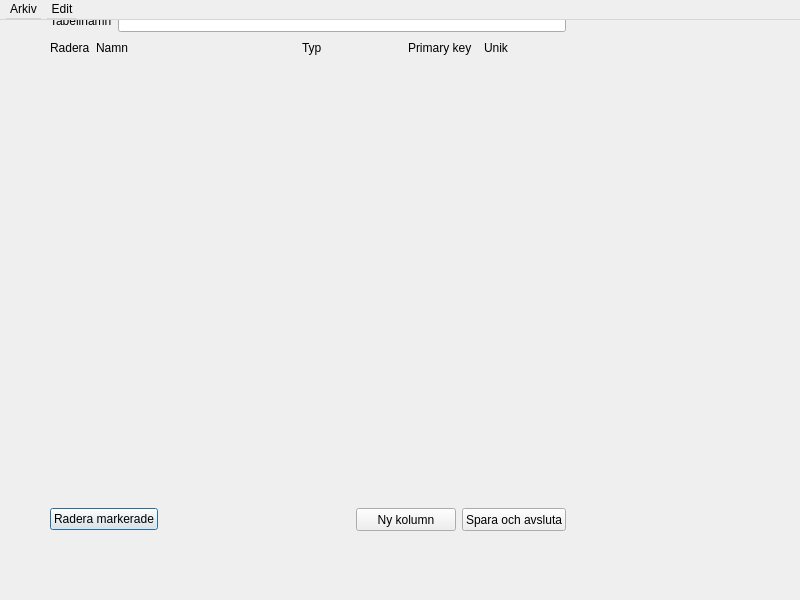
Old version of the form tablewindow.ui in the repository MrClaso/RoomDBWizard.
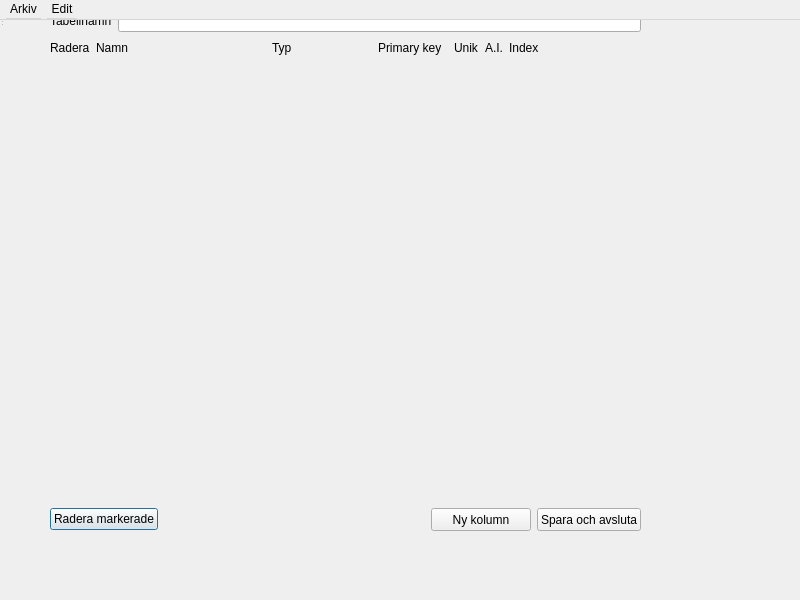
New version of the form.

Commit message: added index related stuff

What changed in the file:
```diff
--- a/tablewindow.ui
+++ b/tablewindow.ui
@@ -12,13 +12,21 @@
   <property name="windowTitle">
    <string>MainWindow</string>
   </property>
-  <widget class="QWidget" name="centralwidget">
+  <widget class="QWidget" name="centralwidget" native="true">
+   <property name="geometry">
+    <rect>
+     <x>0</x>
+     <y>0</y>
+     <width>641</width>
+     <height>541</height>
+    </rect>
+   </property>
    <widget class="QWidget" name="verticalLayoutWidget">
     <property name="geometry">
      <rect>
       <x>50</x>
       <y>10</y>
-      <width>516</width>
+      <width>591</width>
       <height>521</height>
      </rect>
     </property>
@@ -59,7 +67,7 @@
          </property>
          <property name="minimumSize">
           <size>
-           <width>200</width>
+           <width>170</width>
            <height>0</height>
           </size>
          </property>
@@ -131,6 +139,20 @@
          </property>
         </widget>
        </item>
+       <item>
+        <widget class="QLabel" name="label_7">
+         <property name="text">
+          <string>A.I.</string>
+         </property>
+        </widget>
+       </item>
+       <item>
+        <widget class="QLabel" name="label_8">
+         <property name="text">
+          <string>Index</string>
+         </property>
+        </widget>
+       </item>
        <item>
         <spacer name="horizontalSpacer_3">
          <property name="orientation">
@@ -245,7 +267,16 @@
     </layout>
    </widget>
   </widget>
-  <widget class="QStatusBar" name="statusbar"/>
+  <widget class="QStatusBar" name="statusbar">
+   <property name="geometry">
+    <rect>
+     <x>0</x>
+     <y>0</y>
+     <width>3</width>
+     <height>27</height>
+    </rect>
+   </property>
+  </widget>
   <widget class="QMenuBar" name="menubar">
    <property name="geometry">
     <rect>
```
Left out of the diff: 3 changed lines with no effect on the pictures. The commit also changes 3 other files.
